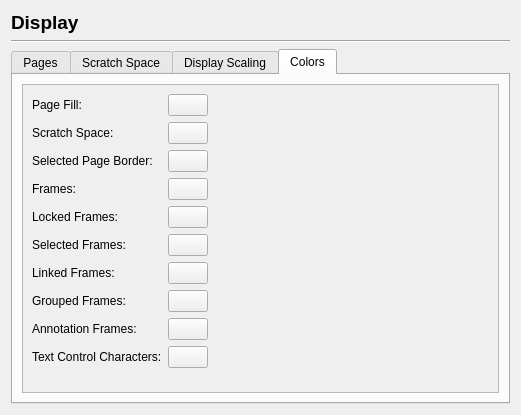
Qt form scribus/ui/prefs_displaybase.ui (scribusproject/scribus) before a commit.
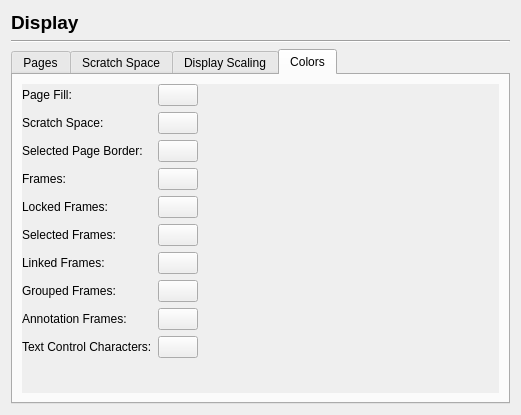
The same form after that commit. The open tabs and pages were chosen to show the change. Custom widgets are drawn as their Qt base class.

Commit message: #16352: Fix another set of non transparent scrollareas in preferences dialog <bubu>

```diff
--- a/scribus/ui/prefs_displaybase.ui
+++ b/scribus/ui/prefs_displaybase.ui
@@ -360,6 +360,12 @@
       <layout class="QVBoxLayout" name="verticalLayout">
        <item>
         <widget class="QScrollArea" name="scrollArea">
+         <property name="frameShape">
+          <enum>QFrame::NoFrame</enum>
+         </property>
+         <property name="frameShadow">
+          <enum>QFrame::Plain</enum>
+         </property>
          <property name="widgetResizable">
           <bool>true</bool>
          </property>
@@ -376,6 +382,18 @@
            <property name="fieldGrowthPolicy">
             <enum>QFormLayout::FieldsStayAtSizeHint</enum>
            </property>
+           <property name="leftMargin">
+            <number>0</number>
+           </property>
+           <property name="topMargin">
+            <number>0</number>
+           </property>
+           <property name="rightMargin">
+            <number>0</number>
+           </property>
+           <property name="bottomMargin">
+            <number>0</number>
+           </property>
            <item row="0" column="0">
             <widget class="QLabel" name="label_15">
              <property name="text">
```
The commit also changes 3 other files.
